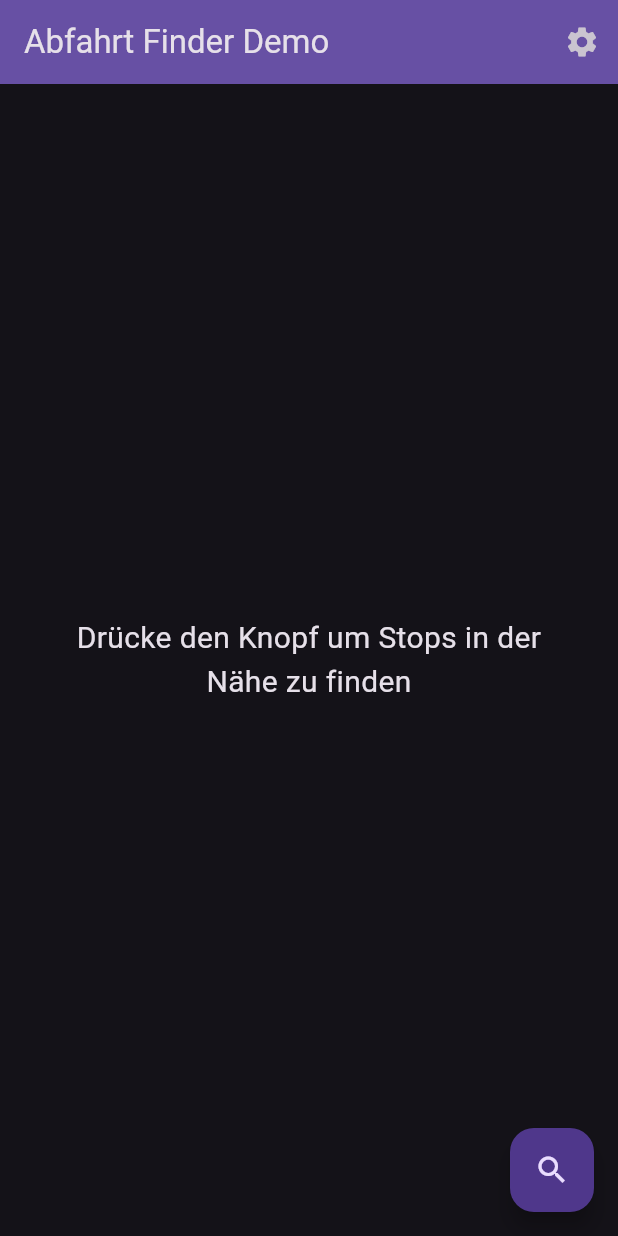
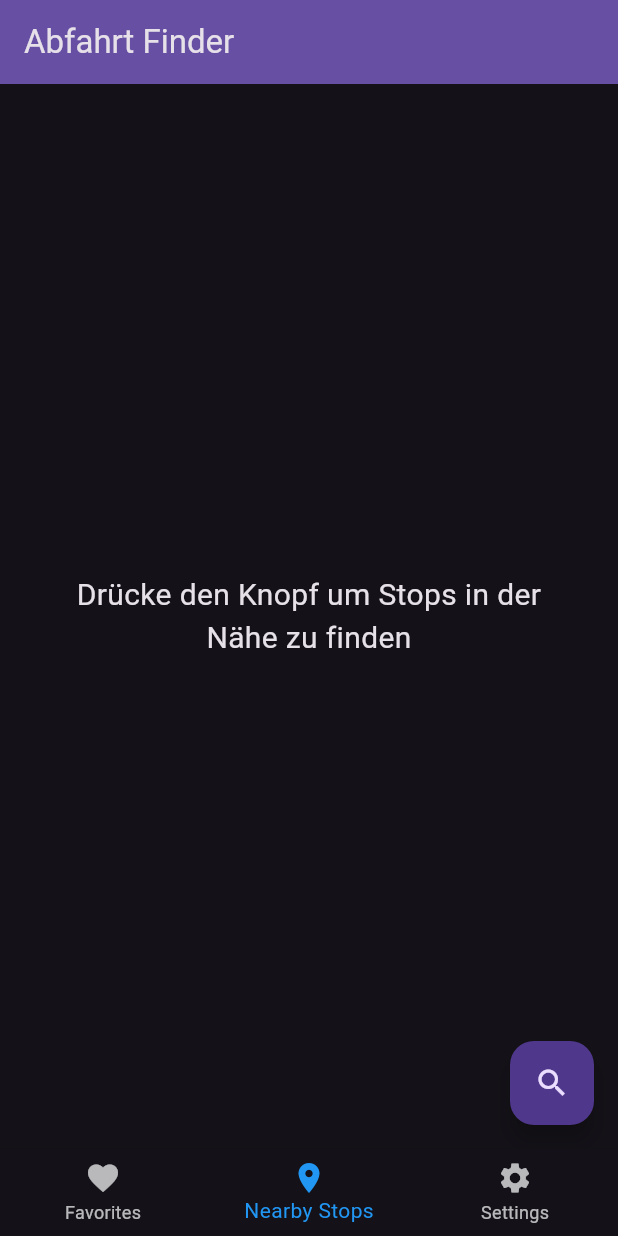
Before and after one commit to Luiggi33/abfahrten_finder, a Flutter app: the screen it shows after launch, on a phone screen of 412 x 824 dp. Run offline on Flutter 3.47's test engine with Material 3 defaults, Android fonts, the phone set to English and light mode, and no system bars; our stand-ins replace connectivity_plus, flutter_compass, geolocator, package_info_plus, settings_ui, shared_preferences.

```diff
--- a/lib/main.dart
+++ b/lib/main.dart
@@ -1,7 +1,8 @@
 import 'package:abfahrt_finder/provider/app_settings.dart';
+import 'package:abfahrt_finder/provider/favorites_provider.dart';
 import 'package:abfahrt_finder/provider/loading_provider.dart';
 import 'package:abfahrt_finder/provider/loading_widget.dart';
-import 'package:abfahrt_finder/screens/stops_screen.dart';
+import 'package:abfahrt_finder/screens/main_screen.dart';
 
 import 'package:flutter/gestures.dart';
 import 'package:flutter/material.dart';
@@ -14,10 +15,14 @@ void main() async {
   final settings = AppSettings();
   await settings.loadSettings();
 
+  final favorites = FavoritesProvider();
+  await favorites.loadFavorites();
+
   runApp(
     MultiProvider(
       providers: [
-        ChangeNotifierProvider.value(value: settings),
+        ChangeNotifierProvider(create: (_) => settings),
+        ChangeNotifierProvider(create: (_) => favorites),
         ChangeNotifierProvider(create: (_) => LoadingProvider()),
       ],
       child: const MyApp(),
@@ -42,6 +47,8 @@ const String defaultDataServer = "VBB";
 const int minDistance = 100;
 const int maxDistance = 500;
 
+const int maxFavorites = 50;
+
 class MyApp extends StatelessWidget {
   const MyApp({super.key});
 
@@ -56,7 +63,7 @@ class MyApp extends StatelessWidget {
         dragDevices: PointerDeviceKind.values.toSet(),
       ),
       builder: LoadingScreen.init(),
-      home: CloseStops(),
+      home: MainScreen(),
     );
   }
 }
--- /dev/null
+++ b/lib/screens/main_screen.dart
@@ -0,0 +1,60 @@
+import 'package:flutter/material.dart';
+import 'package:abfahrt_finder/screens/stops_screen.dart';
+import 'package:abfahrt_finder/screens/settings_screen.dart';
+
+import 'favorites_screen.dart';
+
+class MainScreen extends StatefulWidget {
+  const MainScreen({super.key});
+
+  @override
+  State<MainScreen> createState() => _MainScreenState();
+}
+
+class _MainScreenState extends State<MainScreen> {
+  int _selectedIndex = 1;
+
+  static final List<Widget> _widgetOptions = <Widget>[
+    const FavoritesScreen(),
+    const CloseStops(),
+    const SettingsScreen(),
+  ];
+
+  void _onItemTapped(int index) {
+    setState(() {
+      _selectedIndex = index;
+    });
+  }
+
+  @override
+  Widget build(BuildContext context) {
+    return Scaffold(
+      appBar: AppBar(
+        backgroundColor: Theme.of(context).colorScheme.inversePrimary,
+        title: Text("Abfahrt Finder"),
+      ),
+      body: Center(
+        child: _widgetOptions.elementAt(_selectedIndex),
+      ),
+      bottomNavigationBar: BottomNavigationBar(
+        items: const <BottomNavigationBarItem>[
+          BottomNavigationBarItem(
+            icon: Icon(Icons.favorite),
+            label: 'Favorites',
+          ),
+          BottomNavigationBarItem(
+            icon: Icon(Icons.location_on),
+            label: 'Nearby Stops',
+          ),
+          BottomNavigationBarItem(
+            icon: Icon(Icons.settings),
+            label: 'Settings',
+          ),
+        ],
+        currentIndex: _selectedIndex,
+        selectedItemColor: Colors.blue,
+        onTap: _onItemTapped,
+      ),
+    );
+  }
+}
```
Also changed, not shown: lib/data/api_handler.dart (+25 -7 lines), lib/provider/favorites_provider.dart (added, +88 -0 lines), lib/screens/favorites_screen.dart (added, +89 -0 lines), lib/screens/stops_screen.dart (+87 -16 lines).
